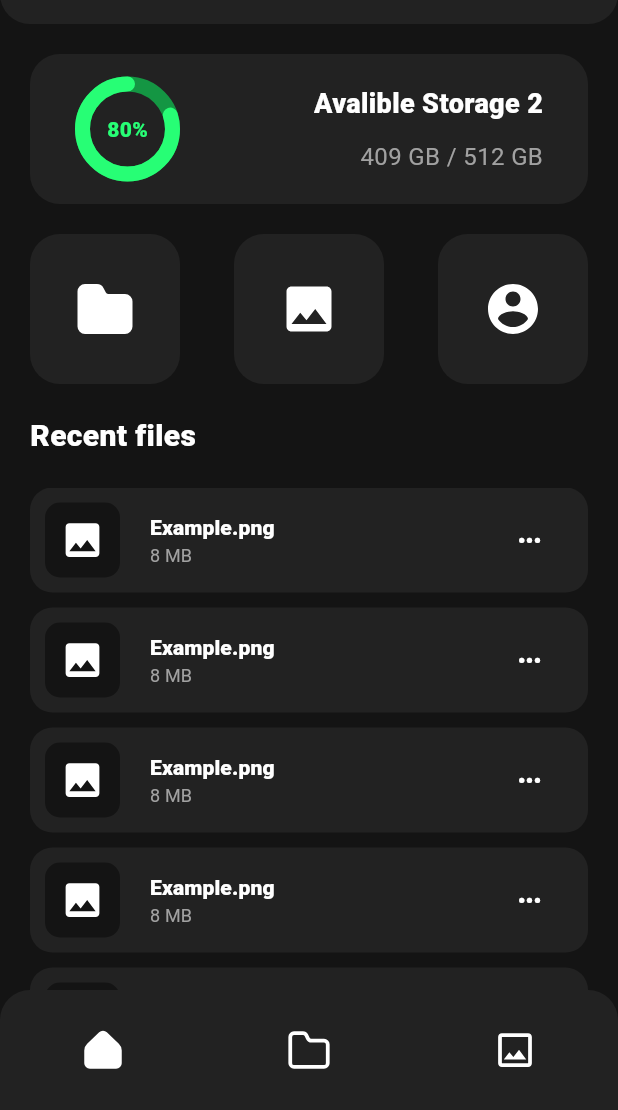
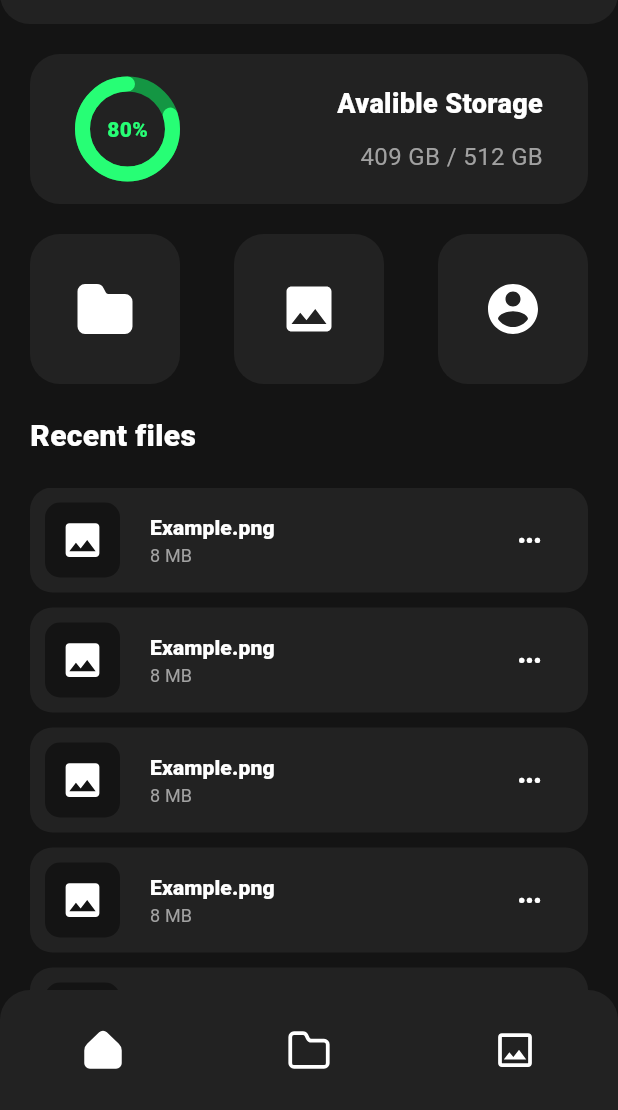
Before and after one commit to srpino23/PinoTech-Cloud-App, a Flutter app: the screen it shows after launch, on a phone screen of 412 x 824 dp, the part 126-1236 px from its top. Run offline on Flutter 3.47's test engine with Material 3 defaults, Android fonts, the phone set to English and light mode, and no system bars; our stand-ins replace flutter_svg; project files that could hold a hidden picture were left out.

```diff
--- a/lib/screens/HomeScreen.dart
+++ b/lib/screens/HomeScreen.dart
@@ -67,7 +67,7 @@ class HomeScreen extends StatelessWidget {
                         crossAxisAlignment: CrossAxisAlignment.end,
                         children: [
                           Text(
-                            "Avalible Storage 2",
+                            "Avalible Storage",
                             style: TextStyle(
                               color: Colors.white,
                               fontSize: 18,
```
